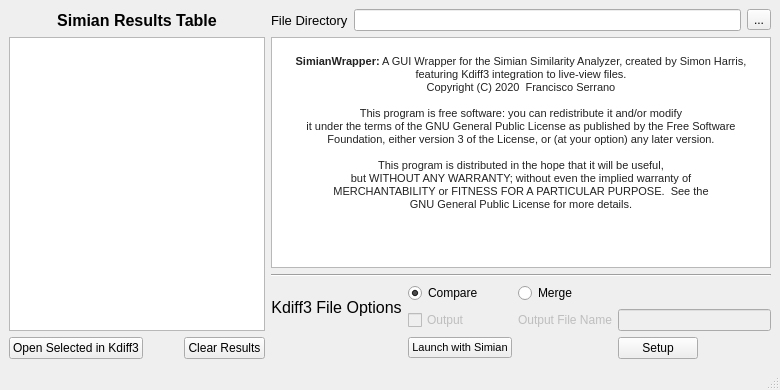
Old version of the form ui/form.ui in the repository OpMaxis/SimianWrapper.
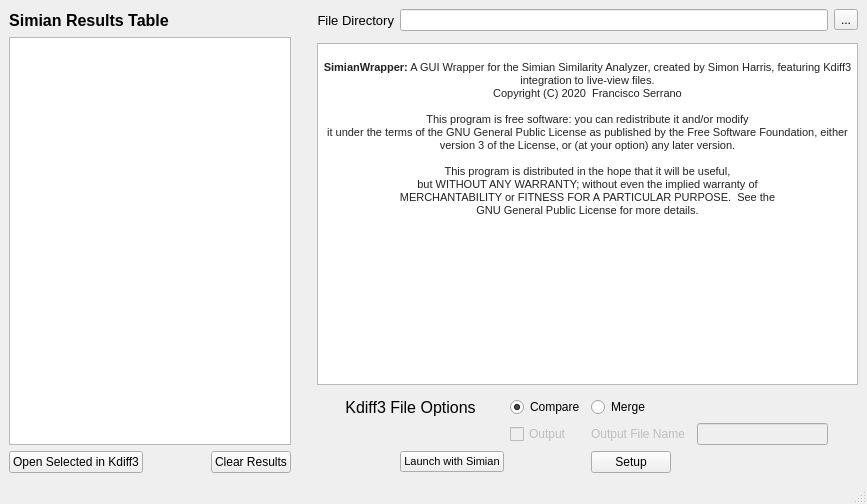
New version of the form.

```diff
--- a/ui/form.ui
+++ b/ui/form.ui
@@ -7,8 +7,8 @@
    <rect>
     <x>0</x>
     <y>0</y>
-    <width>780</width>
-    <height>390</height>
+    <width>867</width>
+    <height>504</height>
    </rect>
   </property>
   <property name="sizePolicy">
@@ -34,111 +34,28 @@
   </property>
   <widget class="QWidget" name="MainContents">
    <layout class="QGridLayout" name="gridLayout">
-    <item row="9" column="7">
-     <widget class="QPushButton" name="simianSetupButton">
+    <item row="8" column="11">
+     <widget class="QPushButton" name="simianLaunchButton">
       <property name="sizePolicy">
        <sizepolicy hsizetype="Fixed" vsizetype="Fixed">
         <horstretch>0</horstretch>
         <verstretch>0</verstretch>
        </sizepolicy>
       </property>
-      <property name="toolTip">
-       <string>&lt;html&gt;&lt;head/&gt;&lt;body&gt;&lt;p&gt;Opens the setup, which allows you to set the working file directory where your Simian and Kdiff3 installation is located, as well as command line options.&lt;/p&gt;&lt;/body&gt;&lt;/html&gt;</string>
-      </property>
-      <property name="text">
-       <string>Setup</string>
-      </property>
-      <property name="checkable">
-       <bool>false</bool>
-      </property>
-     </widget>
-    </item>
-    <item row="9" column="0" colspan="2">
-     <widget class="QPushButton" name="openKdiff3Button">
-      <property name="enabled">
-       <bool>true</bool>
-      </property>
-      <property name="sizePolicy">
-       <sizepolicy hsizetype="Fixed" vsizetype="Fixed">
-        <horstretch>0</horstretch>
-        <verstretch>0</verstretch>
-       </sizepolicy>
-      </property>
-      <property name="toolTip">
-       <string>&lt;html&gt;&lt;head/&gt;&lt;body&gt;&lt;p&gt;Open the selected files in Kdiff3 with the given settings in Setup.&lt;/p&gt;&lt;/body&gt;&lt;/html&gt;</string>
-      </property>
-      <property name="text">
-       <string>Open Selected in Kdiff3</string>
-      </property>
-     </widget>
-    </item>
-    <item row="6" column="6">
-     <widget class="QLabel" name="Kdiff3OutFileName">
-      <property name="enabled">
-       <bool>false</bool>
-      </property>
-      <property name="toolTip">
-       <string>&lt;html&gt;&lt;head/&gt;&lt;body&gt;&lt;p&gt;Name of Output file generated by merge result.&lt;/p&gt;&lt;/body&gt;&lt;/html&gt;</string>
-      </property>
-      <property name="text">
-       <string>Output File Name</string>
-      </property>
-      <property name="buddy">
-       <cstring>Kdiff3OutputLine</cstring>
-      </property>
-     </widget>
-    </item>
-    <item row="4" column="3" colspan="8">
-     <widget class="Line" name="SimianFileToKdiffLine">
-      <property name="orientation">
-       <enum>Qt::Horizontal</enum>
-      </property>
-     </widget>
-    </item>
-    <item row="5" column="6">
-     <widget class="QRadioButton" name="Kdiff3MergeButton">
-      <property name="toolTip">
-       <string>&lt;html&gt;&lt;head/&gt;&lt;body&gt;&lt;p&gt;Merge the input.&lt;/p&gt;&lt;/body&gt;&lt;/html&gt;</string>
-      </property>
-      <property name="text">
-       <string>Merge</string>
-      </property>
-     </widget>
-    </item>
-    <item row="5" column="3" rowspan="2" colspan="2">
-     <widget class="QLabel" name="Kdiff3FileOptionsLabel">
       <property name="font">
        <font>
-        <pointsize>12</pointsize>
-        <weight>50</weight>
-        <bold>false</bold>
+        <pointsize>8</pointsize>
        </font>
       </property>
-      <property name="layoutDirection">
-       <enum>Qt::LeftToRight</enum>
-      </property>
-      <property name="text">
-       <string>Kdiff3 File Options</string>
-      </property>
-      <property name="alignment">
-       <set>Qt::AlignCenter</set>
-      </property>
-     </widget>
-    </item>
-    <item row="6" column="5">
-     <widget class="QCheckBox" name="Kdiff3OutputCheck">
-      <property name="enabled">
-       <bool>false</bool>
-      </property>
       <property name="toolTip">
        <string>Output a merged file into a new file. (Not available in Compare.)</string>
       </property>
       <property name="text">
-       <string>Output</string>
+       <string>Launch with Simian</string>
       </property>
      </widget>
     </item>
-    <item row="5" column="5">
+    <item row="5" column="12">
      <widget class="QRadioButton" name="Kdfiff3CompareButton">
       <property name="toolTip">
        <string>&lt;html&gt;&lt;head/&gt;&lt;body&gt;&lt;p&gt;Compares the results given in the base form.&lt;/p&gt;&lt;/body&gt;&lt;/html&gt;</string>
@@ -151,7 +68,30 @@
       </property>
      </widget>
     </item>
-    <item row="9" column="2">
+    <item row="6" column="12">
+     <widget class="QCheckBox" name="Kdiff3OutputCheck">
+      <property name="enabled">
+       <bool>false</bool>
+      </property>
+      <property name="toolTip">
+       <string>Output a merged file into a new file. (Not available in Compare.)</string>
+      </property>
+      <property name="text">
+       <string>Output</string>
+      </property>
+     </widget>
+    </item>
+    <item row="5" column="13">
+     <widget class="QRadioButton" name="Kdiff3MergeButton">
+      <property name="toolTip">
+       <string>&lt;html&gt;&lt;head/&gt;&lt;body&gt;&lt;p&gt;Merge the input.&lt;/p&gt;&lt;/body&gt;&lt;/html&gt;</string>
+      </property>
+      <property name="text">
+       <string>Merge</string>
+      </property>
+     </widget>
+    </item>
+    <item row="8" column="8">
      <widget class="QPushButton" name="clearResultsButton">
       <property name="enabled">
        <bool>true</bool>
@@ -170,100 +110,32 @@
       </property>
      </widget>
     </item>
-    <item row="9" column="5">
-     <widget class="QPushButton" name="simianLaunchButton">
-      <property name="sizePolicy">
-       <sizepolicy hsizetype="Fixed" vsizetype="Fixed">
-        <horstretch>0</horstretch>
-        <verstretch>0</verstretch>
-       </sizepolicy>
-      </property>
-      <property name="font">
-       <font>
-        <pointsize>8</pointsize>
-       </font>
-      </property>
-      <property name="toolTip">
-       <string>&lt;html&gt;&lt;head/&gt;&lt;body&gt;&lt;p&gt;&lt;span style=&quot; font-family:'Helvetica'; font-size:12px; color:#000000; background-color:#f8f9fa;&quot;&gt;Launches the Simian program with the file directory listed in Setup to compare the files. &lt;/span&gt;&lt;/p&gt;&lt;p&gt;&lt;span style=&quot; font-family:'Helvetica'; font-size:12px; color:#000000; background-color:#f8f9fa;&quot;&gt;If files are listed, only the compared files will be listed in the Duplicate View.&lt;/span&gt;&lt;/p&gt;&lt;/body&gt;&lt;/html&gt;</string>
-      </property>
-      <property name="text">
-       <string>Launch with Simian</string>
-      </property>
-     </widget>
-    </item>
-    <item row="0" column="0" colspan="3">
-     <widget class="QLabel" name="SimianResultsLabel">
-      <property name="font">
-       <font>
-        <pointsize>12</pointsize>
-        <weight>75</weight>
-        <bold>true</bold>
-       </font>
-      </property>
-      <property name="text">
-       <string>Simian Results Table</string>
-      </property>
-      <property name="alignment">
-       <set>Qt::AlignCenter</set>
-      </property>
-     </widget>
-    </item>
-    <item row="0" column="3">
-     <widget class="QLabel" name="FileDirectoryName">
-      <property name="font">
-       <font>
-        <pointsize>10</pointsize>
-        <weight>50</weight>
-        <bold>false</bold>
-       </font>
-      </property>
-      <property name="text">
-       <string>File Directory</string>
-      </property>
-      <property name="buddy">
-       <cstring>FileDirectoryText</cstring>
-      </property>
-     </widget>
-    </item>
-    <item row="0" column="10">
-     <widget class="QToolButton" name="FileDirectoryButton">
-      <property name="toolTip">
-       <string>&lt;html&gt;&lt;head/&gt;&lt;body&gt;&lt;p&gt;Select the directory that you will be analyzing with Simian.&lt;/p&gt;&lt;/body&gt;&lt;/html&gt;</string>
-      </property>
-      <property name="text">
-       <string>...</string>
-      </property>
-     </widget>
-    </item>
-    <item row="0" column="4" colspan="6">
-     <widget class="QLineEdit" name="FileDirectoryText"/>
-    </item>
-    <item row="1" column="0" rowspan="6" colspan="3">
-     <widget class="QListWidget" name="ResultsTable">
-      <property name="sizePolicy">
-       <sizepolicy hsizetype="Expanding" vsizetype="Expanding">
-        <horstretch>0</horstretch>
-        <verstretch>0</verstretch>
-       </sizepolicy>
-      </property>
-      <property name="editTriggers">
-       <set>QAbstractItemView::NoEditTriggers</set>
-      </property>
-      <property name="tabKeyNavigation">
+    <item row="8" column="0">
+     <widget class="QPushButton" name="openKdiff3Button">
+      <property name="enabled">
        <bool>true</bool>
       </property>
-      <property name="selectionMode">
-       <enum>QAbstractItemView::ExtendedSelection</enum>
+      <property name="sizePolicy">
+       <sizepolicy hsizetype="Fixed" vsizetype="Fixed">
+        <horstretch>0</horstretch>
+        <verstretch>0</verstretch>
+       </sizepolicy>
+      </property>
+      <property name="toolTip">
+       <string>&lt;html&gt;&lt;head/&gt;&lt;body&gt;&lt;p&gt;Open the selected files in Kdiff3 with the given settings in Setup.&lt;/p&gt;&lt;/body&gt;&lt;/html&gt;</string>
+      </property>
+      <property name="text">
+       <string>Open Selected in Kdiff3</string>
       </property>
      </widget>
     </item>
-    <item row="1" column="3" rowspan="3" colspan="8">
+    <item row="3" column="10" colspan="7">
      <widget class="QTextEdit" name="textEdit">
       <property name="enabled">
        <bool>true</bool>
       </property>
       <property name="sizePolicy">
-       <sizepolicy hsizetype="Expanding" vsizetype="Expanding">
+       <sizepolicy hsizetype="MinimumExpanding" vsizetype="Expanding">
         <horstretch>0</horstretch>
         <verstretch>0</verstretch>
        </sizepolicy>
@@ -274,6 +146,9 @@
       <property name="acceptDrops">
        <bool>false</bool>
       </property>
+      <property name="readOnly">
+       <bool>true</bool>
+      </property>
       <property name="html">
        <string>&lt;!DOCTYPE HTML PUBLIC &quot;-//W3C//DTD HTML 4.0//EN&quot; &quot;http://www.w3.org/TR/REC-html40/strict.dtd&quot;&gt;
 &lt;html&gt;&lt;head&gt;&lt;meta name=&quot;qrichtext&quot; content=&quot;1&quot; /&gt;&lt;style type=&quot;text/css&quot;&gt;
@@ -293,11 +168,17 @@
       </property>
      </widget>
     </item>
-    <item row="6" column="7" colspan="4">
+    <item row="6" column="15">
      <widget class="QLineEdit" name="Kdiff3OutputLine">
       <property name="enabled">
        <bool>false</bool>
       </property>
+      <property name="sizePolicy">
+       <sizepolicy hsizetype="MinimumExpanding" vsizetype="Fixed">
+        <horstretch>0</horstretch>
+        <verstretch>0</verstretch>
+       </sizepolicy>
+      </property>
       <property name="minimumSize">
        <size>
         <width>100</width>
@@ -306,6 +187,165 @@
       </property>
      </widget>
     </item>
+    <item row="1" column="9" rowspan="6">
+     <spacer name="verticalSpacer">
+      <property name="orientation">
+       <enum>Qt::Vertical</enum>
+      </property>
+      <property name="sizeHint" stdset="0">
+       <size>
+        <width>20</width>
+        <height>40</height>
+       </size>
+      </property>
+     </spacer>
+    </item>
+    <item row="1" column="16">
+     <widget class="QToolButton" name="FileDirectoryButton">
+      <property name="toolTip">
+       <string>&lt;html&gt;&lt;head/&gt;&lt;body&gt;&lt;p&gt;Select the directory that you will be analyzing with Simian.&lt;/p&gt;&lt;/body&gt;&lt;/html&gt;</string>
+      </property>
+      <property name="text">
+       <string>...</string>
+      </property>
+     </widget>
+    </item>
+    <item row="1" column="11" colspan="5">
+     <widget class="QLineEdit" name="FileDirectoryText">
+      <property name="sizePolicy">
+       <sizepolicy hsizetype="Expanding" vsizetype="Fixed">
+        <horstretch>0</horstretch>
+        <verstretch>0</verstretch>
+       </sizepolicy>
+      </property>
+     </widget>
+    </item>
+    <item row="6" column="13">
+     <widget class="QLabel" name="Kdiff3OutFileName">
+      <property name="enabled">
+       <bool>false</bool>
+      </property>
+      <property name="toolTip">
+       <string>&lt;html&gt;&lt;head/&gt;&lt;body&gt;&lt;p&gt;Name of Output file generated by merge result.&lt;/p&gt;&lt;/body&gt;&lt;/html&gt;</string>
+      </property>
+      <property name="text">
+       <string>Output File Name</string>
+      </property>
+      <property name="margin">
+       <number>15</number>
+      </property>
+      <property name="buddy">
+       <cstring>Kdiff3OutputLine</cstring>
+      </property>
+     </widget>
+    </item>
+    <item row="5" column="10" colspan="2">
+     <widget class="QLabel" name="Kdiff3FileOptionsLabel">
+      <property name="font">
+       <font>
+        <pointsize>12</pointsize>
+        <weight>50</weight>
+        <bold>false</bold>
+       </font>
+      </property>
+      <property name="layoutDirection">
+       <enum>Qt::LeftToRight</enum>
+      </property>
+      <property name="text">
+       <string>Kdiff3 File Options</string>
+      </property>
+      <property name="alignment">
+       <set>Qt::AlignCenter</set>
+      </property>
+     </widget>
+    </item>
+    <item row="1" column="10">
+     <widget class="QLabel" name="FileDirectoryName">
+      <property name="sizePolicy">
+       <sizepolicy hsizetype="Minimum" vsizetype="Preferred">
+        <horstretch>0</horstretch>
+        <verstretch>0</verstretch>
+       </sizepolicy>
+      </property>
+      <property name="font">
+       <font>
+        <pointsize>10</pointsize>
+        <weight>50</weight>
+        <bold>false</bold>
+       </font>
+      </property>
+      <property name="text">
+       <string>File Directory</string>
+      </property>
+      <property name="alignment">
+       <set>Qt::AlignRight|Qt::AlignTrailing|Qt::AlignVCenter</set>
+      </property>
+      <property name="buddy">
+       <cstring>FileDirectoryText</cstring>
+      </property>
+     </widget>
+    </item>
+    <item row="1" column="0" colspan="2">
+     <widget class="QLabel" name="SimianResultsLabel">
+      <property name="font">
+       <font>
+        <pointsize>12</pointsize>
+        <weight>75</weight>
+        <bold>true</bold>
+       </font>
+      </property>
+      <property name="text">
+       <string>Simian Results Table</string>
+      </property>
+      <property name="alignment">
+       <set>Qt::AlignCenter</set>
+      </property>
+     </widget>
+    </item>
+    <item row="8" column="13">
+     <widget class="QPushButton" name="simianSetupButton">
+      <property name="sizePolicy">
+       <sizepolicy hsizetype="Fixed" vsizetype="Fixed">
+        <horstretch>0</horstretch>
+        <verstretch>0</verstretch>
+       </sizepolicy>
+      </property>
+      <property name="toolTip">
+       <string>&lt;html&gt;&lt;head/&gt;&lt;body&gt;&lt;p&gt;Opens the setup, which allows you to set the working file directory where your Simian and Kdiff3 installation is located, as well as command line options.&lt;/p&gt;&lt;/body&gt;&lt;/html&gt;</string>
+      </property>
+      <property name="text">
+       <string>Setup</string>
+      </property>
+      <property name="checkable">
+       <bool>false</bool>
+      </property>
+     </widget>
+    </item>
+    <item row="2" column="0" rowspan="5" colspan="9">
+     <widget class="QListWidget" name="ResultsTable">
+      <property name="sizePolicy">
+       <sizepolicy hsizetype="Expanding" vsizetype="Expanding">
+        <horstretch>0</horstretch>
+        <verstretch>0</verstretch>
+       </sizepolicy>
+      </property>
+      <property name="editTriggers">
+       <set>QAbstractItemView::NoEditTriggers</set>
+      </property>
+      <property name="tabKeyNavigation">
+       <bool>true</bool>
+      </property>
+      <property name="showDropIndicator" stdset="0">
+       <bool>false</bool>
+      </property>
+      <property name="selectionMode">
+       <enum>QAbstractItemView::ExtendedSelection</enum>
+      </property>
+      <property name="textElideMode">
+       <enum>Qt::ElideRight</enum>
+      </property>
+     </widget>
+    </item>
    </layout>
   </widget>
   <widget class="QStatusBar" name="statusbar"/>
```
Left out of the diff: 140 changed lines with no effect on the pictures.
